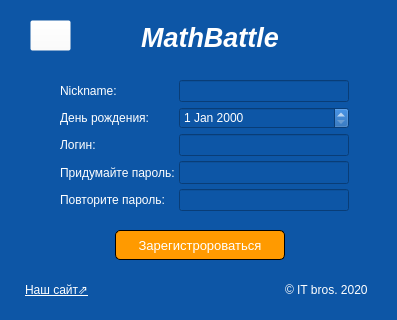
Old version of the form data/ui/Register.ui in the repository TereDom/MathBattle.
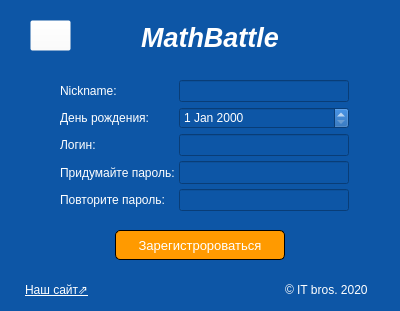
New version of the form. Icons and pictures are not drawn.

What changed in the file:
```diff
--- a/data/ui/Register.ui
+++ b/data/ui/Register.ui
@@ -6,10 +6,22 @@
    <rect>
     <x>0</x>
     <y>0</y>
-    <width>397</width>
-    <height>320</height>
+    <width>400</width>
+    <height>311</height>
    </rect>
   </property>
+  <property name="minimumSize">
+   <size>
+    <width>400</width>
+    <height>311</height>
+   </size>
+  </property>
+  <property name="maximumSize">
+   <size>
+    <width>400</width>
+    <height>311</height>
+   </size>
+  </property>
   <property name="windowTitle">
    <string>Регистрация</string>
   </property>
```
